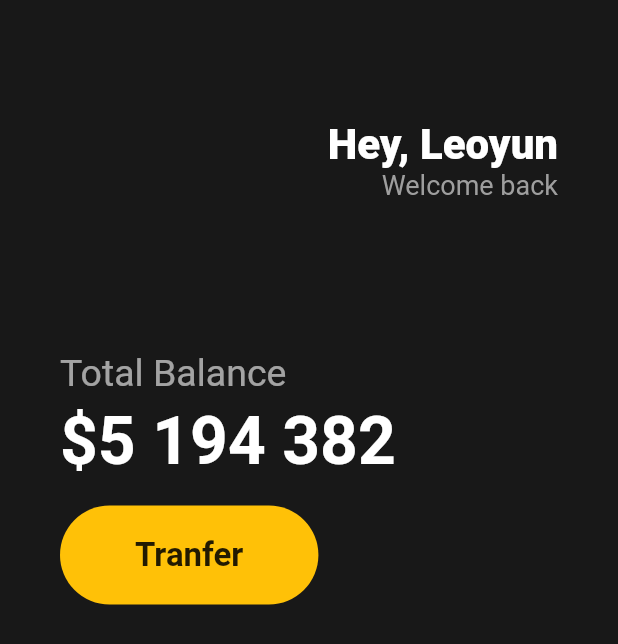
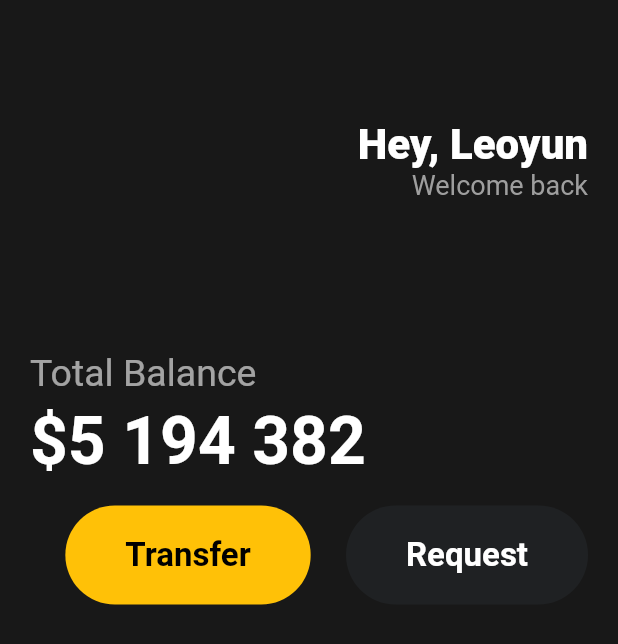
Before and after one commit to leoyun97/SecondPro, a Flutter app: the screen it shows after launch, on a phone screen of 412 x 824 dp. Shown: the top 644 px of the screen. Run offline on Flutter 3.47's test engine with Material 2 defaults, Android fonts, the light colour scheme and no system bars; Roboto replaces fonts that are missing (굴림).

Commit message:
roundbutton class added

```diff
--- a/lib/main.dart
+++ b/lib/main.dart
@@ -1,4 +1,5 @@
 import 'package:flutter/material.dart';
+import 'package:secondpro/widgets/buttons.dart';
 
 void main() {
   runApp(const MyApp());
@@ -19,21 +20,19 @@ class MyApp extends StatelessWidget {
         // ),
         backgroundColor: Color(0xff181818),
         body: Padding(
-          padding: EdgeInsets.symmetric(
-            horizontal: 40,
+          padding: const EdgeInsets.symmetric(
+            horizontal: 20,
           ),
           child: Column(
             children: [
-              SizedBox(
+              const SizedBox(
                 height: 80,
               ),
               Row(
                 mainAxisAlignment: MainAxisAlignment.end,
                 children: [
-                  Column(
-                      crossAxisAlignment: CrossAxisAlignment.end,
-                      children: [
-                    Text(
+                  Column(crossAxisAlignment: CrossAxisAlignment.end, children: [
+                    const Text(
                       'Hey, Leoyun',
                       style: TextStyle(
                         fontFamily: '굴림',
@@ -58,17 +57,18 @@ class MyApp extends StatelessWidget {
                   Column(
                     crossAxisAlignment: CrossAxisAlignment.start,
                     children: [
-                      SizedBox(
+                      const SizedBox(
                         height: 100,
                       ),
                       Text(
                         'Total Balance',
-                        style: TextStyle(color: Colors.white.withOpacity(0.6), fontSize: 25),
+                        style: TextStyle(
+                            color: Colors.white.withOpacity(0.6), fontSize: 25),
                       ),
-                      SizedBox(
+                      const SizedBox(
                         height: 5,
                       ),
-                      Text(
+                      const Text(
                         '\$5 194 382',
                         style: TextStyle(
                           color: Colors.white,
@@ -81,29 +81,19 @@ class MyApp extends StatelessWidget {
                 ],
               ),
               Row(
-                children: [
+                mainAxisAlignment: MainAxisAlignment.spaceBetween,
+                children: const [
                   SizedBox(
-                   height: 100,
+                    height: 100,
                   ),
-                  Container(
-                    decoration: BoxDecoration(
-                      color: Colors.amber,
-                      borderRadius: BorderRadius.circular(45),
-                    ),
-                    child: Padding(
-                      padding: EdgeInsets.symmetric(
-                        vertical: 20,
-                        horizontal: 50,
-                      ),
-                      child: Text(
-                        'Tranfer',
-                        style: TextStyle(
-                            fontSize: 22,
-                          fontWeight: FontWeight.bold,
-                        ),
-                      ),
-                    ),
-                  ),
+                  roundbutton(
+                      text: 'Transfer',
+                      bgColor: Colors.amber,
+                      txtColor: Colors.black),
+                  roundbutton(
+                      text: 'Request',
+                      bgColor: Color(0xff1f2123),
+                      txtColor: Colors.white),
                 ],
               ),
             ],
--- /dev/null
+++ b/lib/widgets/buttons.dart
@@ -0,0 +1,38 @@
+import 'package:flutter/cupertino.dart';
+import 'package:flutter/material.dart';
+
+class roundbutton extends StatelessWidget {
+  final String text;
+  final Color bgColor;
+  final Color txtColor;
+
+  const roundbutton(
+      {super.key,
+      required this.text,
+      required this.bgColor,
+      required this.txtColor});
+
+  @override
+  Widget build(BuildContext context) {
+    return Container(
+      decoration: BoxDecoration(
+        color: bgColor,
+        borderRadius: BorderRadius.circular(45),
+      ),
+      child: Padding(
+        padding: const EdgeInsets.symmetric(
+          vertical: 20,
+          horizontal: 40,
+        ),
+        child: Text(
+          text,
+          style: TextStyle(
+            fontSize: 22,
+            color: txtColor,
+            fontWeight: FontWeight.bold,
+          ),
+        ),
+      ),
+    );
+  }
+}
```
